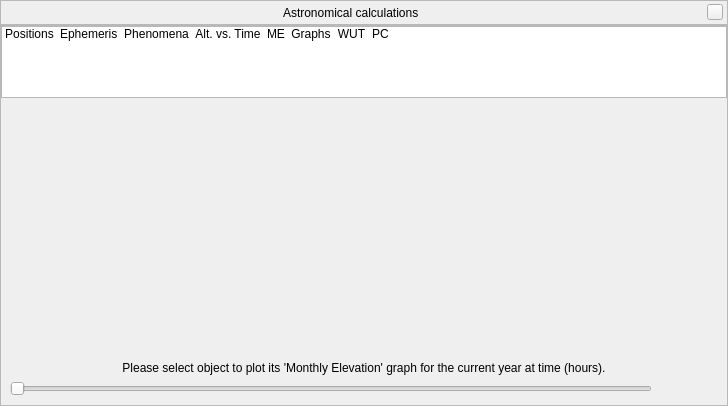
This is src/gui/astroCalcDialog.ui in 519984307/stellarium_src as Qt 5 draws it before an edit. The edited form follows.
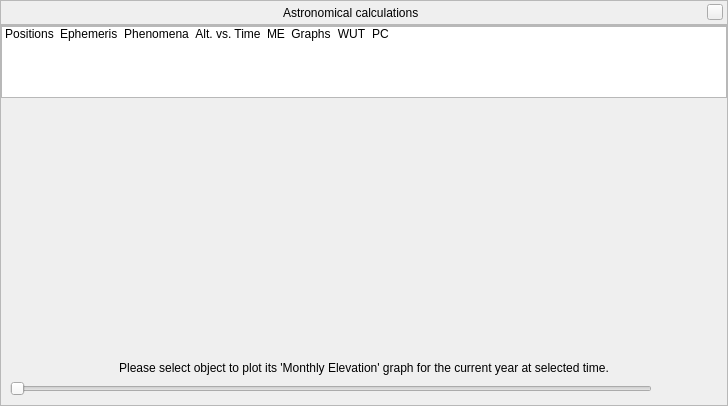
This is the edited form. The open tabs and pages were chosen to show the change. Icons and pictures are not drawn. Custom widgets are drawn as their Qt base class.

Commit message: Fixed description of AstroCalc/ME graph

What changed in the file:
```diff
--- a/src/gui/astroCalcDialog.ui
+++ b/src/gui/astroCalcDialog.ui
@@ -905,7 +905,7 @@
              </size>
             </property>
             <property name="text">
-             <string>Please select object to plot its 'Monthly Elevation' graph for the current year at time (hours).</string>
+             <string>Please select object to plot its 'Monthly Elevation' graph for the current year at selected time.</string>
             </property>
             <property name="alignment">
              <set>Qt::AlignCenter</set>
```
